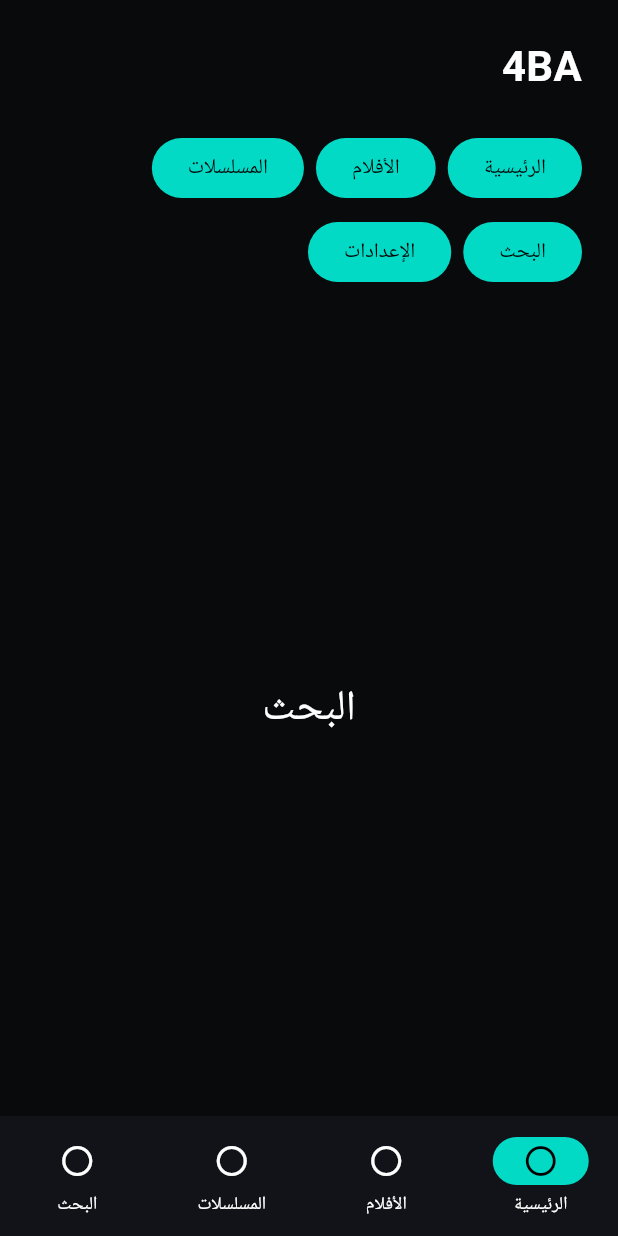
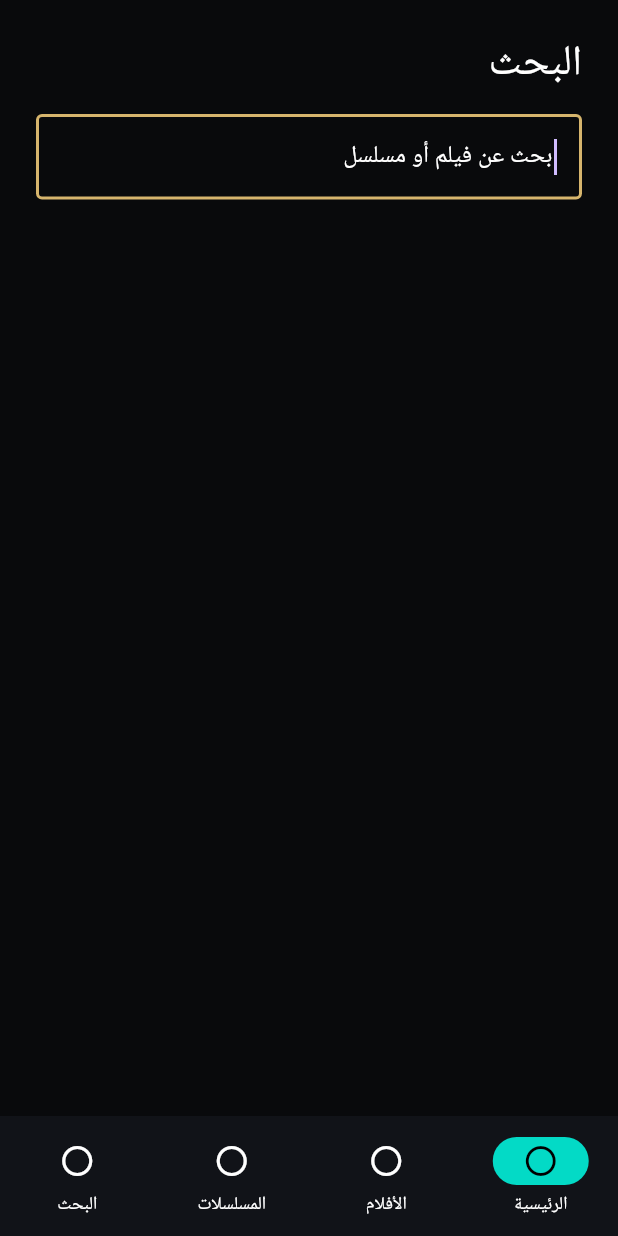
Before and after one commit to theeb1230-dot/4EB_TV-, a Flutter app: the screen it shows after launch, after a tap on "البحث", on a phone screen of 412 x 824 dp. Run offline on Flutter 3.47's test engine with Material 3 defaults, Android fonts, the phone set to English and light mode, and no system bars; our stand-ins replace shared_preferences, video_player.

Commit message:
app: render typed home search details and episodes flow

```diff
--- a/apps/4ba/lib/main.dart
+++ b/apps/4ba/lib/main.dart
@@ -1,10 +1,12 @@
+import 'package:app_flow/app_flow.dart';
+import 'package:core_domain/core_domain.dart';
 import 'package:flutter/material.dart';
 import 'package:flutter_presentation/flutter_presentation.dart';
+import 'package:playback_orchestrator/playback_orchestrator.dart';
 import 'package:presentation_contract/presentation_contract.dart';
+import 'package:provider_sdk/provider_sdk.dart';
 
 void main() => runApp(const FourBaApp());
-
-enum FourBaSection { home, movies, series, search, settings }
 
 final class FourBaApp extends StatelessWidget {
   const FourBaApp({super.key});
@@ -26,85 +28,169 @@ final class FourBaAppShell extends StatefulWidget {
 }
 
 final class _FourBaAppShellState extends State<FourBaAppShell> {
-  FourBaSection section = FourBaSection.home;
+  late final AppFlowController flow = AppFlowController(
+    playback: PlaybackOrchestrator(ProviderRegistry()),
+  );
 
-  static const labels = <FourBaSection, String>{
-    FourBaSection.home: 'الرئيسية',
-    FourBaSection.movies: 'الأفلام',
-    FourBaSection.series: 'المسلسلات',
-    FourBaSection.search: 'البحث',
-    FourBaSection.settings: 'الإعدادات',
-  };
+  static const demo = CanonicalContent(
+    canonicalId: 'local-demo',
+    type: ContentType.series,
+    titles: [LocalizedTitle(languageTag: 'ar', value: 'محتوى تجريبي محلي')],
+  );
+
+  void refresh() => setState(() {});
 
   @override
   Widget build(BuildContext context) => LayoutBuilder(
         builder: (context, constraints) {
           final media = MediaQuery.of(context);
-          final tenFoot = constraints.maxWidth >= 1200;
-          final presentation = FourBaPresentationContext(
+          return FourBaCinematicShell(
+            contextModel: FourBaPresentationContext(
               logicalWidth: constraints.maxWidth,
-            isTenFoot: tenFoot,
+              isTenFoot: constraints.maxWidth >= 1200,
               locale: FourBaLocale.ar,
               reduceMotion: media.disableAnimations,
               highContrast: media.highContrast,
               textScale: media.textScaler.scale(1),
-          );
-          return FourBaCinematicShell(
-            contextModel: presentation,
-            destinations: labels.values.toList(growable: false),
-            child: SafeArea(
-              child: _SectionBody(
-                section: section,
-                onSelect: (value) => setState(() => section = value),
             ),
-            ),
+            child: SafeArea(child: _FlowScreen(flow: flow, refresh: refresh)),
           );
         },
       );
 }
 
-final class _SectionBody extends StatelessWidget {
-  const _SectionBody({required this.section, required this.onSelect});
+final class _FlowScreen extends StatelessWidget {
+  const _FlowScreen({required this.flow, required this.refresh});
 
-  final FourBaSection section;
-  final ValueChanged<FourBaSection> onSelect;
+  final AppFlowController flow;
+  final VoidCallback refresh;
 
   @override
-  Widget build(BuildContext context) => Padding(
+  Widget build(BuildContext context) {
+    final state = flow.state;
+    return Padding(
       padding: const EdgeInsets.all(24),
-        child: Column(
+      child: switch (state.stage) {
+        AppFlowStage.home => _Home(flow: flow, refresh: refresh),
+        AppFlowStage.search => _Search(flow: flow, refresh: refresh),
+        AppFlowStage.details => _Details(flow: flow, refresh: refresh),
+        AppFlowStage.episodes => _Episodes(flow: flow, refresh: refresh),
+        AppFlowStage.resolving => const Center(child: CircularProgressIndicator()),
+        AppFlowStage.playing => const Center(child: Text('جاري التشغيل')),
+        AppFlowStage.error => const Center(child: Text('لا يتوفر مصدر تشغيل حاليًا')),
+      },
+    );
+  }
+}
+
+final class _Home extends StatelessWidget {
+  const _Home({required this.flow, required this.refresh});
+  final AppFlowController flow;
+  final VoidCallback refresh;
+
+  @override
+  Widget build(BuildContext context) => Column(
         crossAxisAlignment: CrossAxisAlignment.start,
         children: [
-            const Text(
-              '4BA',
-              textDirection: TextDirection.ltr,
-              style: TextStyle(fontSize: 28, fontWeight: FontWeight.w700),
+          Text('4BA', style: Theme.of(context).textTheme.headlineMedium),
+          const SizedBox(height: 24),
+          FilledButton(
+            onPressed: () {
+              flow.openSearch();
+              refresh();
+            },
+            child: const Text('البحث'),
           ),
-            const SizedBox(height: 24),
-            Wrap(
-              spacing: 8,
-              runSpacing: 8,
-              children: [
-                for (final item in FourBaSection.values)
-                  FilledButton.tonal(
-                    onPressed: () => onSelect(item),
-                    child: Text(_FourBaAppShellState.labels[item]!),
+          const SizedBox(height: 16),
+          ListTile(
+            title: const Text('محتوى تجريبي محلي'),
+            subtitle: const Text('مسلسل'),
+            onTap: () {
+              flow.openDetails(_FourBaAppShellState.demo);
+              refresh();
+            },
           ),
         ],
+      );
+}
+
+final class _Search extends StatelessWidget {
+  const _Search({required this.flow, required this.refresh});
+  final AppFlowController flow;
+  final VoidCallback refresh;
+
+  @override
+  Widget build(BuildContext context) => Column(
+        crossAxisAlignment: CrossAxisAlignment.start,
+        children: [
+          Text('البحث', style: Theme.of(context).textTheme.headlineMedium),
+          const SizedBox(height: 16),
+          TextField(
+            autofocus: true,
+            decoration: const InputDecoration(
+              hintText: 'ابحث عن فيلم أو مسلسل',
+              border: OutlineInputBorder(),
             ),
-            const SizedBox(height: 32),
-            Expanded(
-              child: Center(
-                child: Semantics(
-                  header: true,
-                  child: Text(
-                    _FourBaAppShellState.labels[section]!,
+            onSubmitted: (query) {
+              flow.openSearch(query);
+              refresh();
+            },
+          ),
+          if (flow.state.query.isNotEmpty)
+            ListTile(
+              title: const Text('محتوى تجريبي محلي'),
+              onTap: () {
+                flow.openDetails(_FourBaAppShellState.demo);
+                refresh();
+              },
+            ),
+        ],
+      );
+}
+
+final class _Details extends StatelessWidget {
+  const _Details({required this.flow, required this.refresh});
+  final AppFlowController flow;
+  final VoidCallback refresh;
+
+  @override
+  Widget build(BuildContext context) => Column(
+        crossAxisAlignment: CrossAxisAlignment.start,
+        children: [
+          Text(
+            flow.state.content!.titles.first.value,
             style: Theme.of(context).textTheme.headlineMedium,
           ),
-                ),
-              ),
+          const SizedBox(height: 16),
+          FilledButton(
+            onPressed: () {
+              flow.openEpisodes(flow.state.content!);
+              refresh();
+            },
+            child: const Text('الحلقات'),
           ),
         ],
+      );
+}
+
+final class _Episodes extends StatelessWidget {
+  const _Episodes({required this.flow, required this.refresh});
+  final AppFlowController flow;
+  final VoidCallback refresh;
+
+  @override
+  Widget build(BuildContext context) => ListTile(
+        title: const Text('الحلقة 1'),
+        onTap: () {
+          flow.selectEpisode(
+            flow.state.content!,
+            EpisodeRef(
+              canonicalContentId: flow.state.content!.canonicalId,
+              season: 1,
+              episode: 1,
             ),
           );
+          refresh();
+        },
+      );
 }
```
Lines whose indentation alone changed are shown as unchanged.
